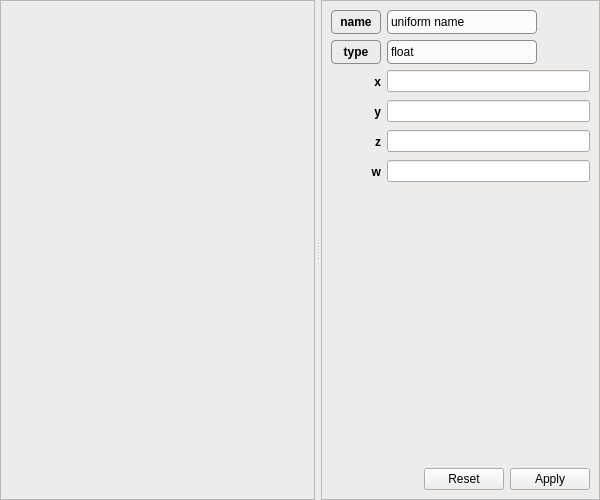
Above: applications/qt/shader-input-editor.ui from daniel86/regen before the change. Below: the same form after it.
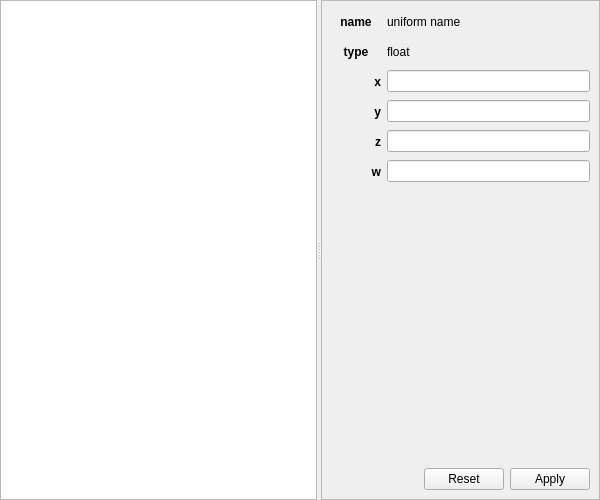
That is the form after the change. Icons and pictures are not drawn.

Commit message: added camera anchor points to scene viewer application to make animations of camera moving by pressing play button

```diff
--- a/applications/qt/shader-input-editor.ui
+++ b/applications/qt/shader-input-editor.ui
@@ -13,59 +13,6 @@
   <property name="windowTitle">
    <string>Form</string>
   </property>
-  <property name="styleSheet">
-   <string notr="true">
-QWidget#shaderInputEditor {
-	background-color: #edeceb;
-}
-
-QFrame#titleLabel,#treeWidget,#valueFrame,#buttonContainer {
-	background-color: #edeceb;
-}
-QFrame#titleLabel {
-	border-top-color: transparent;
-	border-top-left-radius: 0px;
-	border-top-right-radius: 0px;
-}
-QFrame#treeWidget {
-	border-top-color: transparent;
-	border-bottom-color: transparent;
-}
-QFrame#valueFrame {
-	border-bottom-left-radius: 0px;
-	border-bottom-right-radius: 0px;
-	border-bottom-color: transparent;
-}
-
-/*******************************
- ******** QLabel ***************
- *******************************/
-
-QLabel#nameLabel,#typeLabel {
-	background-color: #edeceb;
-	border-radius: 4px;
-	border: 1px solid #8a8b8e;
-}
-QLabel#nameValue,#typeValue {
-	background-color: #fdfcfb;
-	border-radius: 4px;
-	border: 1px solid #8a8b8e;
-}
-QLabel#descriptionLabel {
-	color: #010203;
-	background-color: #fafbfe;
-	border: 1px solid #8a8b8e;
-	border-radius: 0px;
-}
-
-/*******************************
- ******** QSplitter *************
- *******************************/
-QSplitter::handle:horizontal { width: 6px; }
-QSplitter::handle:vertical { height: 6px; }
-
-</string>
-  </property>
   <layout class="QGridLayout" name="gridLayout">
    <property name="margin">
     <number>0</number>
```
The commit also changes 16 other files.
